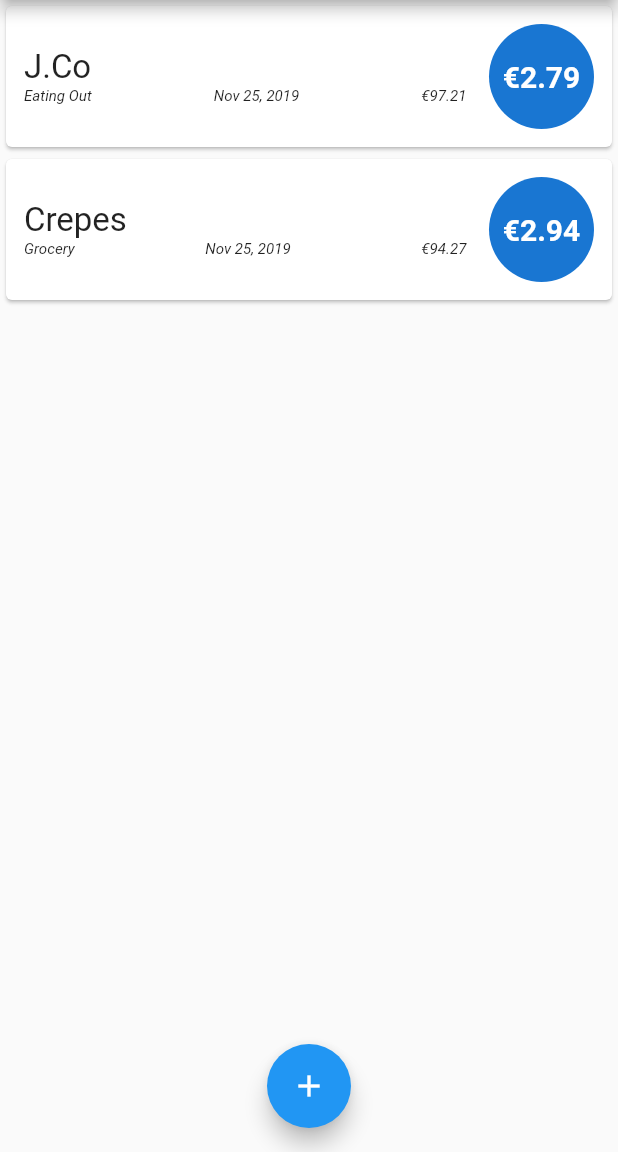
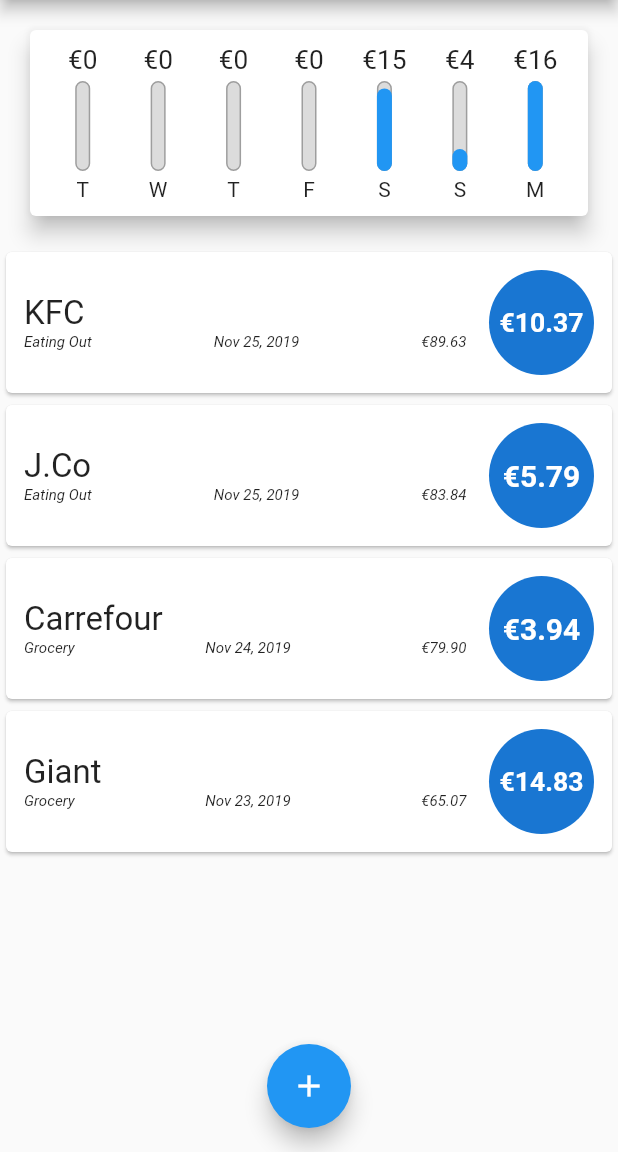
Before and after one commit to viqizevic/myyekspehnzes, a Flutter app: the screen it shows after launch, on a phone screen of 412 x 824 dp, the part 84-1236 px from its top. Run offline on Flutter 3.47's test engine with Material 2 defaults, Android fonts, the phone set to English and light mode, and no system bars.

Commit message:
Add bar chart

```diff
--- /dev/null
+++ b/lib/components/chart.dart
@@ -0,0 +1,58 @@
+import 'package:flutter/material.dart';
+import 'package:myy_expenses/components/chart_bar.dart';
+import 'package:myy_expenses/models/transaction.dart';
+import 'package:intl/intl.dart';
+import 'dart:math';
+
+class Chart extends StatelessWidget {
+  final List<Transaction> recentTransactions;
+
+  Chart({this.recentTransactions});
+
+  List<Map<String, dynamic>> get groupedTransactionValues {
+    return List.generate(7, (index) {
+      final weekDay = DateTime.now().subtract(Duration(days: index));
+      final String formattedWeekDay = DateFormat.MMMEd().format(weekDay);
+      double totalSum = recentTransactions.where((tx) {
+        return DateFormat.MMMEd().format(tx.date) == formattedWeekDay;
+      }).fold(0, (p, tx) {
+        return p + tx.amount;
+      });
+      return {
+        'day': DateFormat.E().format(weekDay).substring(0, 1),
+        'amount': totalSum,
+      };
+    }).reversed.toList();
+  }
+
+  double get maxSpending {
+    return groupedTransactionValues.fold(0, (sum, item) {
+      return max(sum, item['amount']);
+    });
+  }
+
+  @override
+  Widget build(BuildContext context) {
+    return Card(
+      elevation: 6,
+      margin: EdgeInsets.all(20),
+      child: Padding(
+        padding: const EdgeInsets.all(10.0),
+        child: Row(
+          mainAxisAlignment: MainAxisAlignment.spaceAround,
+          children: groupedTransactionValues.map((data) {
+            return Flexible(
+              fit: FlexFit.tight,
+              child: ChartBar(
+                label: data['day'],
+                spendingAmount: data['amount'],
+                spendingPercentageOfTotal:
+                    0.0 == maxSpending ? 0.0 : data['amount'] / maxSpending,
+              ),
+            );
+          }).toList(),
+        ),
+      ),
+    );
+  }
+}
--- /dev/null
+++ b/lib/components/chart_bar.dart
@@ -0,0 +1,62 @@
+import 'package:flutter/material.dart';
+
+class ChartBar extends StatelessWidget {
+  final String label;
+  final double spendingAmount;
+  final double spendingPercentageOfTotal;
+
+  ChartBar({
+    this.label,
+    this.spendingAmount,
+    this.spendingPercentageOfTotal,
+  });
+
+  @override
+  Widget build(BuildContext context) {
+    return Column(
+      children: <Widget>[
+        Container(
+          height: 20,
+          child: FittedBox(
+            child: Text('€${spendingAmount.toStringAsFixed(0)}'),
+          ),
+        ),
+        SizedBox(
+          height: 4,
+        ),
+        Container(
+          height: 60,
+          width: 10,
+          child: Stack(
+            alignment: Alignment.bottomCenter,
+            children: <Widget>[
+              Container(
+                decoration: BoxDecoration(
+                  border: Border.all(
+                    color: Colors.grey,
+                    width: 1,
+                  ),
+                  color: Color.fromRGBO(220, 220, 220, 1),
+                  borderRadius: BorderRadius.circular(10),
+                ),
+              ),
+              FractionallySizedBox(
+                heightFactor: spendingPercentageOfTotal,
+                child: Container(
+                  decoration: BoxDecoration(
+                    color: Theme.of(context).primaryColor,
+                    borderRadius: BorderRadius.circular(10),
+                  ),
+                ),
+              )
+            ],
+          ),
+        ),
+        SizedBox(
+          height: 4,
+        ),
+        Text(label),
+      ],
+    );
+  }
+}
--- a/lib/main.dart
+++ b/lib/main.dart
@@ -1,4 +1,5 @@
 import 'package:flutter/material.dart';
+import 'package:myy_expenses/components/chart.dart';
 import 'models/transaction.dart';
 import 'components/transaction_item.dart';
 import 'components/new_transaction_form.dart';
@@ -29,20 +30,40 @@ class _MyHomePageState extends State<MyHomePage> {
   final double initialAmount = 100.0;
   final List<Transaction> transactions = [
     Transaction(
-      id: 't1',
+      id: 't4',
+      title: 'KFC',
+      amount: 10.37,
+      date: DateTime.now(),
+      category: 'Eating Out',
+    ),
+    Transaction(
+      id: 't3',
       title: 'J.Co',
-      amount: 2.79,
+      amount: 5.79,
       date: DateTime.now(),
       category: 'Eating Out',
     ),
     Transaction(
       id: 't2',
-      title: 'Crepes',
-      amount: 2.94,
-      date: DateTime.now(),
+      title: 'Carrefour',
+      amount: 3.94,
+      date: DateTime.now().subtract(Duration(days: 1)),
+      category: 'Grocery',
+    ),
+    Transaction(
+      id: 't1',
+      title: 'Giant',
+      amount: 14.83,
+      date: DateTime.now().subtract(Duration(days: 2)),
       category: 'Grocery',
     ),
   ];
+
+  List<Transaction> get _recentTransactions {
+    return transactions.where((tx) {
+      return tx.date.isAfter(DateTime.now().subtract(Duration(days: 7)));
+    }).toList();
+  }
 
   List<TransactionItem> getListOfTransactionItems() {
     double currentAmount = initialAmount;
@@ -50,10 +71,10 @@ class _MyHomePageState extends State<MyHomePage> {
       currentAmount -= tx.amount;
       return TransactionItem(
         title: tx.title,
-        amount: '${currency}${tx.amount.toStringAsFixed(2)}',
+        amount: '$currency${tx.amount.toStringAsFixed(2)}',
         category: tx.category,
         date: tx.date,
-        balance: '${currency}${currentAmount.toStringAsFixed(2)}',
+        balance: '$currency${currentAmount.toStringAsFixed(2)}',
       );
     }).toList();
   }
@@ -93,9 +114,14 @@ class _MyHomePageState extends State<MyHomePage> {
       appBar: AppBar(
         title: Text('My Expenses'),
       ),
-      body: Container(
+      body: SingleChildScrollView(
         child: Column(
-          children: getListOfTransactionItems(),
+          children: <Widget>[
+            Chart(
+              recentTransactions: _recentTransactions,
+            ),
+            Column(children: getListOfTransactionItems()),
+          ],
         ),
       ),
       floatingActionButtonLocation: FloatingActionButtonLocation.centerFloat,
```
Also changed, not shown: pubspec.lock, 1 other file.
